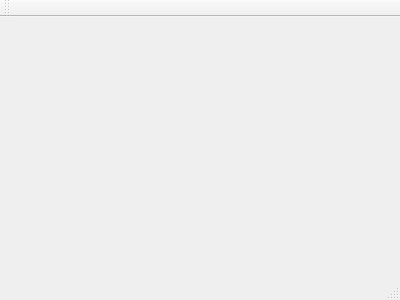
The window that test_painter2/mainwindow.ui (e0eaea/I-SURF2016-SUMMER) describes before a commit, drawn with Qt 5.
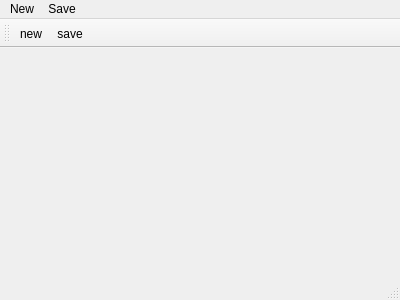
The same window after the commit.

```diff
--- a/test_painter2/mainwindow.ui
+++ b/test_painter2/mainwindow.ui
@@ -12,13 +12,57 @@
   <property name="windowTitle" >
    <string>MainWindow</string>
   </property>
-  <widget class="QMenuBar" name="menuBar" />
-  <widget class="QToolBar" name="mainToolBar" />
-  <widget class="QWidget" name="centralWidget" />
-  <widget class="QStatusBar" name="statusBar" />
+  <widget class="QWidget" name="centralWidget"/>
+  <widget class="QStatusBar" name="statusBar"/>
+  <widget class="QToolBar" name="toolBar">
+   <property name="windowTitle">
+    <string>toolBar</string>
+   </property>
+   <attribute name="toolBarArea">
+    <enum>TopToolBarArea</enum>
+   </attribute>
+   <attribute name="toolBarBreak">
+    <bool>false</bool>
+   </attribute>
+   <addaction name="actionNew"/>
+   <addaction name="actionSave_file"/>
+  </widget>
+  <widget class="QMenuBar" name="menuBar">
+   <property name="geometry">
+    <rect>
+     <x>0</x>
+     <y>0</y>
+     <width>400</width>
+     <height>22</height>
+    </rect>
+   </property>
+   <widget class="QMenu" name="menuSave">
+    <property name="title">
+     <string>Save</string>
+    </property>
+    <addaction name="actionSave_file"/>
+   </widget>
+   <widget class="QMenu" name="menuNew">
+    <property name="title">
+     <string>New</string>
+    </property>
+    <addaction name="actionNew"/>
+   </widget>
+   <addaction name="menuNew"/>
+   <addaction name="menuSave"/>
+  </widget>
+  <action name="actionSave_file">
+   <property name="text">
+    <string>save</string>
+   </property>
+  </action>
+  <action name="actionNew">
+   <property name="text">
+    <string>new</string>
+   </property>
+  </action>
  </widget>
- <layoutDefault spacing="6" margin="11" />
- <pixmapfunction></pixmapfunction>
+ <layoutdefault spacing="6" margin="11"/>
  <resources/>
  <connections/>
 </ui>
```
Left out of the diff: 7 changed lines with no effect on the pictures.
